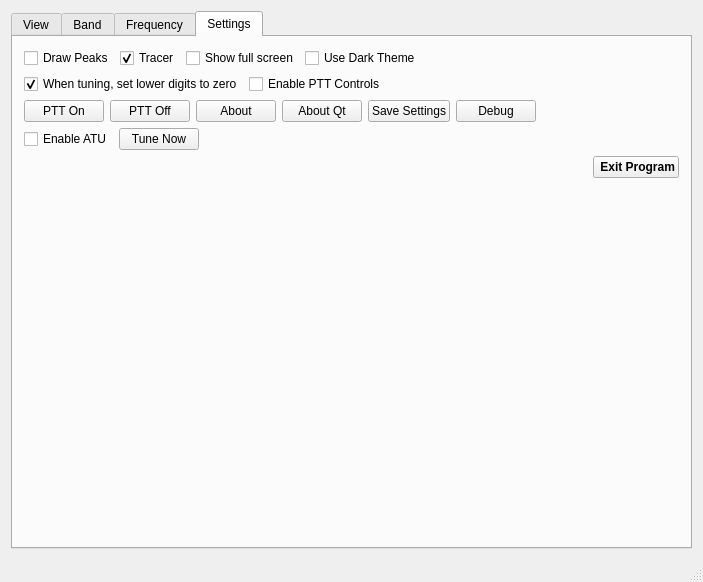
This is wfmain.ui in adecarolis/wfweb as Qt 5 draws it before an edit. The edited form follows.
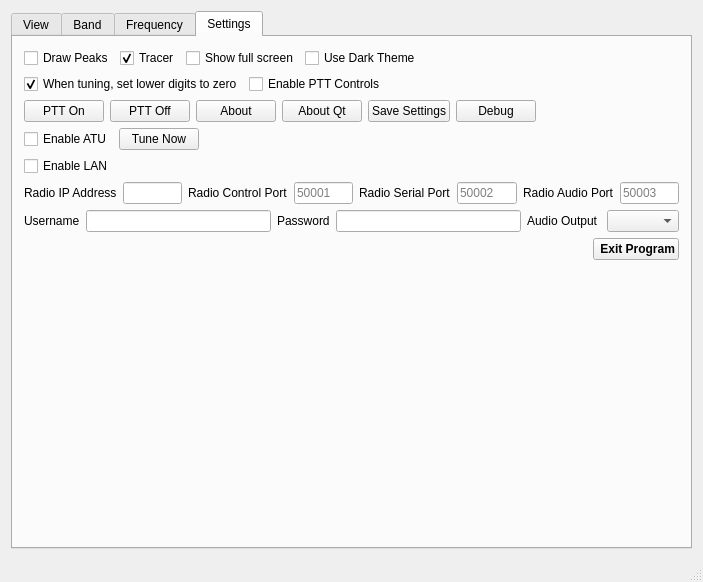
This is the edited form. Custom widgets are drawn as their Qt base class.

What changed in the file:
```diff
--- a/wfmain.ui
+++ b/wfmain.ui
@@ -1219,6 +1219,124 @@
           </item>
          </layout>
         </item>
+        <item>
+         <layout class="QHBoxLayout" name="horizontalLayout_5">
+          <item>
+           <widget class="QCheckBox" name="lanEnableChk">
+            <property name="text">
+             <string>Enable LAN</string>
+            </property>
+           </widget>
+          </item>
+          <item>
+           <spacer name="horizontalSpacer_8">
+            <property name="orientation">
+             <enum>Qt::Horizontal</enum>
+            </property>
+            <property name="sizeHint" stdset="0">
+             <size>
+              <width>40</width>
+              <height>20</height>
+             </size>
+            </property>
+           </spacer>
+          </item>
+         </layout>
+        </item>
+        <item>
+         <layout class="QHBoxLayout" name="horizontalLayout_6">
+          <item>
+           <widget class="QLabel" name="label_4">
+            <property name="text">
+             <string>Radio IP Address</string>
+            </property>
+           </widget>
+          </item>
+          <item>
+           <widget class="QLineEdit" name="ipAddressTxt"/>
+          </item>
+          <item>
+           <widget class="QLabel" name="label_5">
+            <property name="text">
+             <string>Radio Control Port</string>
+            </property>
+           </widget>
+          </item>
+          <item>
+           <widget class="QLineEdit" name="controlPortTxt">
+            <property name="placeholderText">
+             <string>50001</string>
+            </property>
+           </widget>
+          </item>
+          <item>
+           <widget class="QLabel" name="label_9">
+            <property name="text">
+             <string>Radio Serial Port</string>
+            </property>
+           </widget>
+          </item>
+          <item>
+           <widget class="QLineEdit" name="serialPortTxt">
+            <property name="placeholderText">
+             <string>50002</string>
+            </property>
+           </widget>
+          </item>
+          <item>
+           <widget class="QLabel" name="label_12">
+            <property name="text">
+             <string>Radio Audio Port</string>
+            </property>
+           </widget>
+          </item>
+          <item>
+           <widget class="QLineEdit" name="audioPortTxt">
+            <property name="placeholderText">
+             <string>50003</string>
+            </property>
+           </widget>
+          </item>
+         </layout>
+        </item>
+        <item>
+         <layout class="QHBoxLayout" name="horizontalLayout_7">
+          <item>
+           <widget class="QLabel" name="label_15">
+            <property name="text">
+             <string>Username</string>
+            </property>
+           </widget>
+          </item>
+          <item>
+           <widget class="QLineEdit" name="usernameTxt"/>
+          </item>
+          <item>
+           <widget class="QLabel" name="label_14">
+            <property name="text">
+             <string>Password</string>
+            </property>
+           </widget>
+          </item>
+          <item>
+           <widget class="QLineEdit" name="passwordTxt">
+            <property name="inputMethodHints">
+             <set>Qt::ImhSensitiveData</set>
+            </property>
+           </widget>
+          </item>
+          <item>
+           <widget class="QLabel" name="label_13">
+            <property name="text">
+             <string>Audio Output </string>
+            </property>
+           </widget>
+          </item>
+          <item>
+           <widget class="QComboBox" name="audioOutputCombo"/>
+          </item>
+         </layout>
+        </item>
         <item>
          <layout class="QHBoxLayout" name="horizontalLayout">
           <property name="topMargin">
@@ -1287,8 +1405,6 @@
  <customwidgets>
   <customwidget>
    <class>QCustomPlot</class>
-   <extends>QWidget</extends>
-   <!-- <header>qcustomplot.h</header> -->
    <container>1</container>
   </customwidget>
  </customwidgets>
```
Left out of the diff: 4 changed lines with no effect on the pictures.
